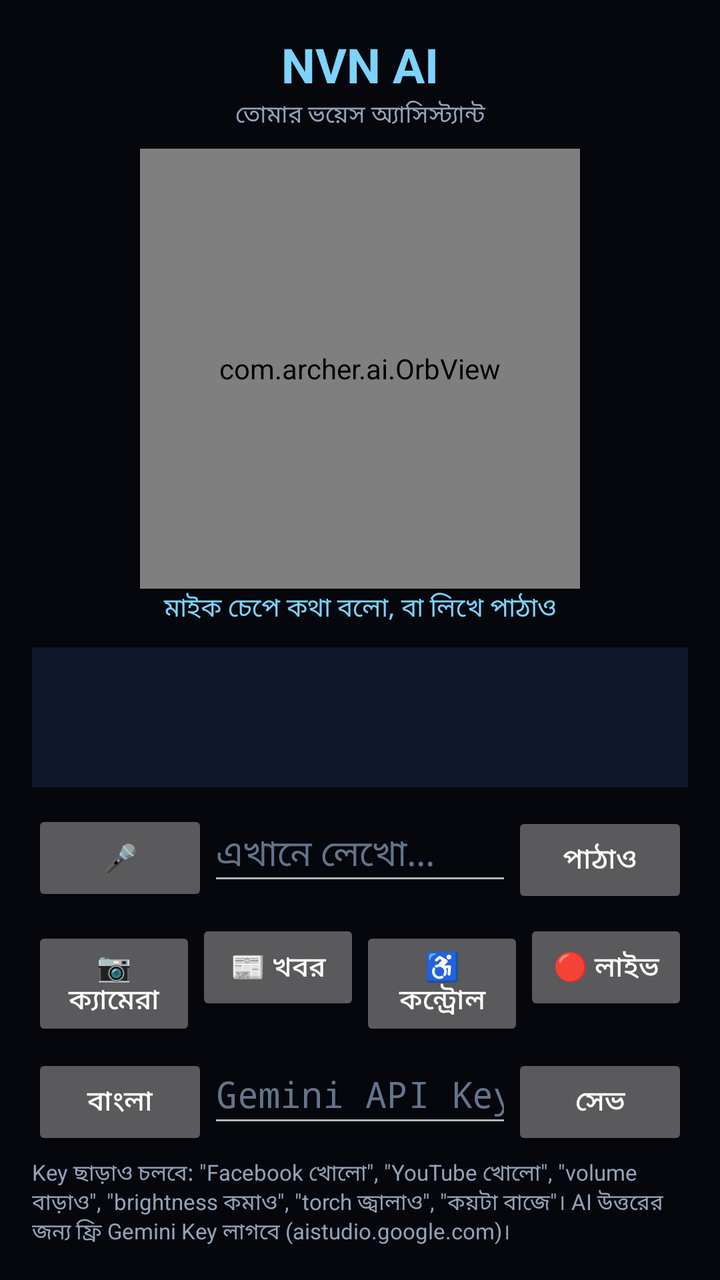
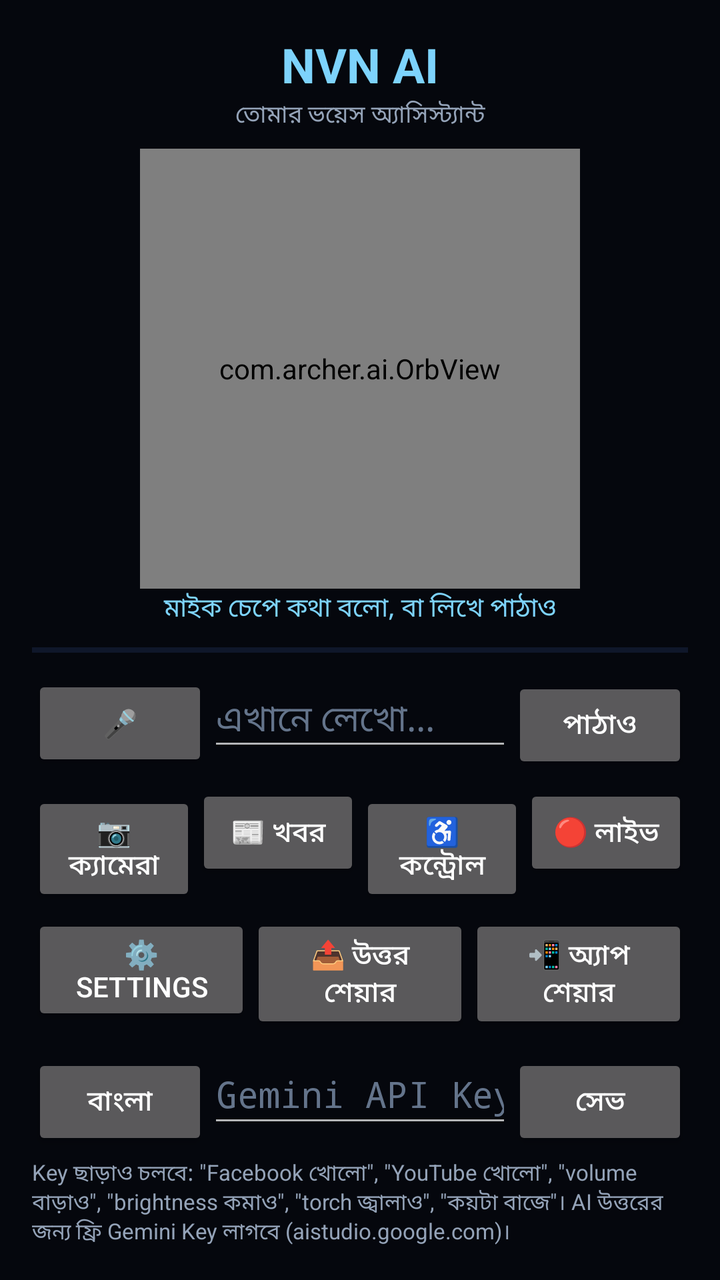

Two renders of the same Android screen: before a commit and after it. Below are the layout's source before the change and the commit's diff.
<!-- AndroidManifest.xml: application theme AppTheme -->
<!-- res/layout/activity_main.xml -->
<?xml version="1.0" encoding="utf-8"?>
<LinearLayout xmlns:android="http://schemas.android.com/apk/res/android"
    android:layout_width="match_parent"
    android:layout_height="match_parent"
    android:background="#05070D"
    android:orientation="vertical"
    android:padding="16dp">

    <TextView
        android:layout_width="match_parent"
        android:layout_height="wrap_content"
        android:gravity="center"
        android:text="NVN AI"
        android:textColor="#7DD3FC"
        android:textSize="24sp"
        android:textStyle="bold" />

    <TextView
        android:layout_width="match_parent"
        android:layout_height="wrap_content"
        android:gravity="center"
        android:text="তোমার ভয়েস অ্যাসিস্ট্যান্ট"
        android:textColor="#94A3B8"
        android:textSize="12sp" />

    <com.archer.ai.OrbView
        android:id="@+id/orb"
        android:layout_width="220dp"
        android:layout_height="220dp"
        android:layout_gravity="center_horizontal"
        android:layout_marginTop="8dp" />

    <TextView
        android:id="@+id/status"
        android:layout_width="match_parent"
        android:layout_height="wrap_content"
        android:gravity="center"
        android:text="মাইক চেপে কথা বলো, বা লিখে পাঠাও"
        android:textColor="#7DD3FC"
        android:textSize="13sp" />

    <ScrollView
        android:id="@+id/scroll"
        android:layout_width="match_parent"
        android:layout_height="0dp"
        android:layout_marginTop="10dp"
        android:layout_weight="1"
        android:background="#0F172A"
        android:padding="10dp">

        <TextView
            android:id="@+id/chat"
            android:layout_width="match_parent"
            android:layout_height="wrap_content"
            android:textColor="#E2E8F0"
            android:textSize="15sp" />
    </ScrollView>

    <LinearLayout
        android:layout_width="match_parent"
        android:layout_height="wrap_content"
        android:layout_marginTop="10dp"
        android:orientation="horizontal">

        <Button
            android:id="@+id/mic"
            android:layout_width="wrap_content"
            android:layout_height="wrap_content"
            android:text="🎤" />

        <EditText
            android:id="@+id/input"
            android:layout_width="0dp"
            android:layout_height="wrap_content"
            android:layout_weight="1"
            android:hint="এখানে লেখো..."
            android:textColor="#E8F4FF"
            android:textColorHint="#64748B" />

        <Button
            android:id="@+id/send"
            android:layout_width="wrap_content"
            android:layout_height="wrap_content"
            android:text="পাঠাও" />
    </LinearLayout>

    <LinearLayout
        android:layout_width="match_parent"
        android:layout_height="wrap_content"
        android:layout_marginTop="8dp"
        android:orientation="horizontal">

        <Button
            android:id="@+id/camera"
            android:layout_width="0dp"
            android:layout_height="wrap_content"
            android:layout_weight="1"
            android:text="📷 ক্যামেরা" />

        <Button
            android:id="@+id/news"
            android:layout_width="0dp"
            android:layout_height="wrap_content"
            android:layout_weight="1"
            android:text="📰 খবর" />

        <Button
            android:id="@+id/access"
            android:layout_width="0dp"
            android:layout_height="wrap_content"
            android:layout_weight="1"
            android:text="♿ কন্ট্রোল" />

        <Button
            android:id="@+id/live"
            android:layout_width="0dp"
            android:layout_height="wrap_content"
            android:layout_weight="1"
            android:text="🔴 লাইভ" />
    </LinearLayout>

    <LinearLayout
        android:layout_width="match_parent"
        android:layout_height="wrap_content"
        android:layout_marginTop="8dp"
        android:orientation="horizontal">

        <Button
            android:id="@+id/lang"
            android:layout_width="wrap_content"
            android:layout_height="wrap_content"
            android:text="বাংলা" />

        <EditText
            android:id="@+id/key"
            android:layout_width="0dp"
            android:layout_height="wrap_content"
            android:layout_weight="1"
            android:hint="Gemini API Key (ফ্রি)"
            android:inputType="textPassword"
            android:textColor="#E8F4FF"
            android:textColorHint="#64748B" />

        <Button
            android:id="@+id/saveKey"
            android:layout_width="wrap_content"
            android:layout_height="wrap_content"
            android:text="সেভ" />
    </LinearLayout>

    <TextView
        android:layout_width="match_parent"
        android:layout_height="wrap_content"
        android:layout_marginTop="6dp"
        android:text="Key ছাড়াও চলবে: &quot;Facebook খোলো&quot;, &quot;YouTube খোলো&quot;, &quot;volume বাড়াও&quot;, &quot;brightness কমাও&quot;, &quot;torch জ্বালাও&quot;, &quot;কয়টা বাজে&quot;। AI উত্তরের জন্য ফ্রি Gemini Key লাগবে (aistudio.google.com)।"
        android:textColor="#94A3B8"
        android:textSize="11sp" />
</LinearLayout>
<!-- resources referenced by this layout -->
<resources>
  <style name="AppTheme" parent="android:Theme.Material.NoActionBar">
          <item name="android:windowBackground">#05070D</item>
          <item name="android:colorAccent">#38BDF8</item>
      </style>
</resources>

<!-- the commit's change to res/layout/activity_main.xml (unified diff, before → after) -->
@@ -126,6 +126,34 @@
         android:orientation="horizontal">
 
         <Button
+            android:id="@+id/settings"
+            android:layout_width="0dp"
+            android:layout_height="wrap_content"
+            android:layout_weight="1"
+            android:text="⚙️ Settings" />
+
+        <Button
+            android:id="@+id/share"
+            android:layout_width="0dp"
+            android:layout_height="wrap_content"
+            android:layout_weight="1"
+            android:text="📤 উত্তর শেয়ার" />
+
+        <Button
+            android:id="@+id/shareApp"
+            android:layout_width="0dp"
+            android:layout_height="wrap_content"
+            android:layout_weight="1"
+            android:text="📲 অ্যাপ শেয়ার" />
+    </LinearLayout>
+
+    <LinearLayout
+        android:layout_width="match_parent"
+        android:layout_height="wrap_content"
+        android:layout_marginTop="8dp"
+        android:orientation="horizontal">
+
+        <Button
             android:id="@+id/lang"
             android:layout_width="wrap_content"
             android:layout_height="wrap_content"
